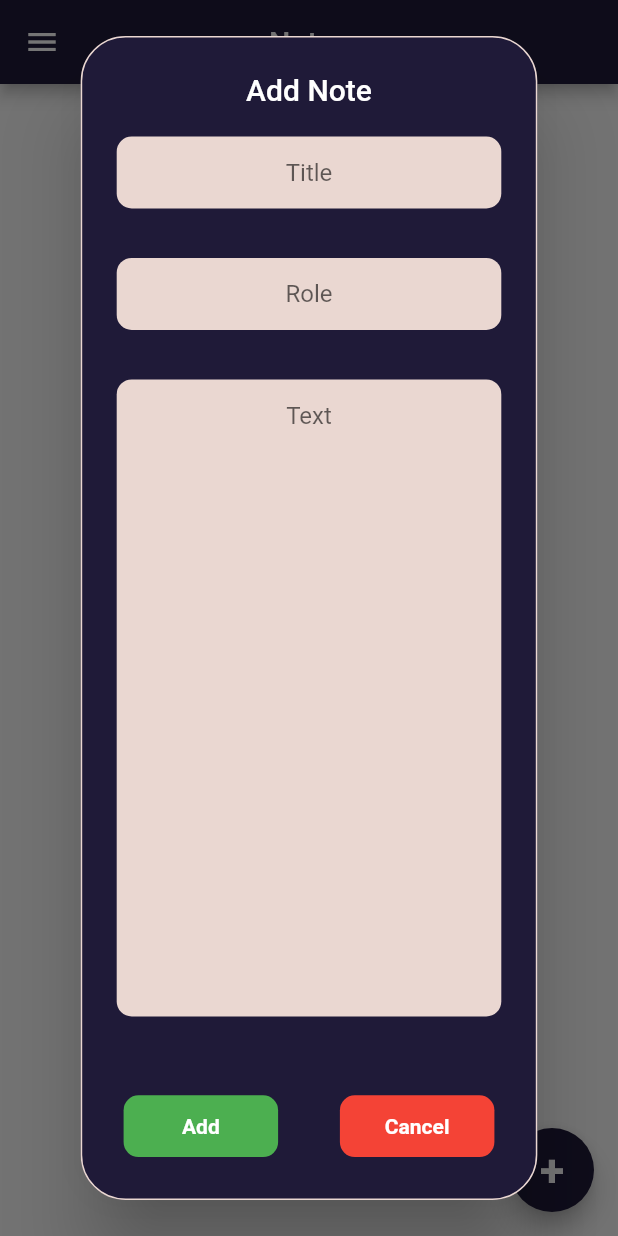
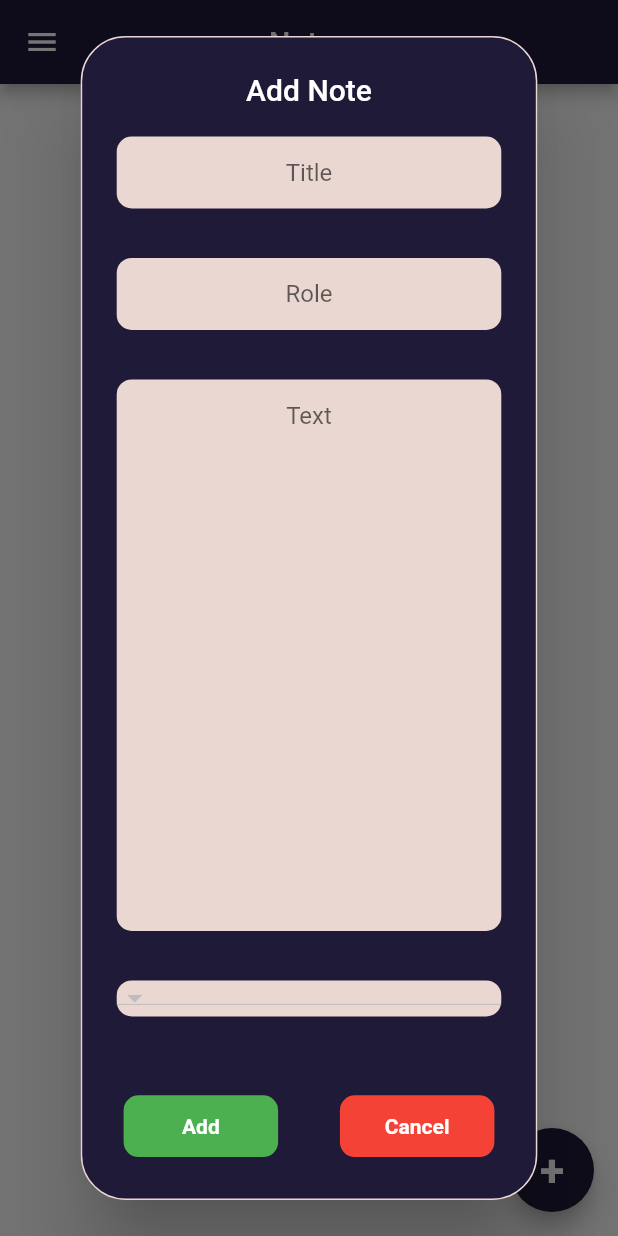
Before and after one commit to yusufmsabeh/NotesStateful, a Flutter app: the screen it shows after launch, after a tap on an icon or button, on a phone screen of 412 x 824 dp. Run offline on Flutter 3.47's test engine with Material 2 defaults, Android fonts, the phone set to English and light mode, and no system bars.

```diff
--- a/lib/DrawerWidget.dart
+++ b/lib/DrawerWidget.dart
@@ -23,6 +23,7 @@ class DrawerWidget extends StatelessWidget {
             child: Column(
               children: [
                 Container(
+                  padding: EdgeInsets.all(10),
                   child: Text(
                     "LABEL",
                     style: TextStyle(
--- a/lib/HomePage.dart
+++ b/lib/HomePage.dart
@@ -13,17 +13,21 @@ import 'package:notes/model/note.dart';
 
 class HomePage extends State<HomePageStateful> {
   List? HomePageNote;
+  List? HomePageRoles;
   final titleController = TextEditingController();
   final textController = TextEditingController();
   final roleController = TextEditingController();
+
   HomePage() {
-    HomePageNote = Notes;
+    Refresh();
   }
 
   void Refresh() {
-    setState(() {
-      HomePageNote = Notes;
-    });
+    HomePageNote = Notes;
+    if (Notes.length != 0)
+      HomePageRoles = Notes.map((e) => e.role).toList();
+    else
+      HomePageRoles?.add("other");
   }
 
   @override
@@ -58,8 +62,11 @@ class HomePage extends State<HomePageStateful> {
                               onPressed: () {
                                 NoteMethods.AddNote(titleController.text,
                                     textController.text, roleController.text);
+                                titleController.text = "";
+                                textController.text = "";
+                                roleController.text = "";
                                 setState(() {
-                                  HomePageNote = Notes;
+                                  Refresh();
                                 });
                               },
                               child: Text(
@@ -104,8 +111,6 @@ class HomePage extends State<HomePageStateful> {
                     ),
                     content: Expanded(
                       child: Container(
-                        // height: (MediaQuery.of(context).size.height / 4) + 13,
-                        // height: MediaQuery.of(context).size.height / 3 + 79,
                         child: Column(
                           children: [
                             Container(
@@ -139,9 +144,9 @@ class HomePage extends State<HomePageStateful> {
                             ),
                             Expanded(
                               child: Container(
-                                // margin: EdgeInsets.only(
-                                //     bottom: MediaQuery.of(context).size.height / 25),
-                                // height: MediaQuery.of(context).size.height / 3,
+                                margin: EdgeInsets.only(
+                                    bottom: MediaQuery.of(context).size.height /
+                                        25),
                                 decoration: BoxDecoration(
                                     color: Color.fromARGB(255, 234, 215, 209),
                                     borderRadius: BorderRadius.circular(10)),
@@ -154,25 +159,25 @@ class HomePage extends State<HomePageStateful> {
                                 ),
                               ),
                             ),
-
-                            // Container(
-                            //   decoration: BoxDecoration(
-                            //       color: Color.fromARGB(255, 234, 215, 209),
-                            //       borderRadius: BorderRadius.circular(10)),
-                            //   width: double.infinity,
-                            //   child: DropdownButton<String>(
-                            //     value: SeletedItem,
-                            //     items: items
-                            //         ?.map((item) => DropdownMenuItem<String>(
-                            //             value: item, child: Text(item ?? "others")))
-                            //         .toList(),
-                            //    onChanged: (String? newValue) {
-                            //     setState(() {
-                            //       SeletedItem = newValue!;
-                            //     });
-                            //   },
-                            //   ),
-                            // )
+                            Container(
+                              decoration: BoxDecoration(
+                                  color: Color.fromARGB(255, 234, 215, 209),
+                                  borderRadius: BorderRadius.circular(10)),
+                              width: double.infinity,
+                              child: DropdownButton<String>(
+                                value: HomePageRoles?[0],
+                                items: HomePageRoles?.map((item) =>
+                                        DropdownMenuItem<String>(
+                                            value: item,
+                                            child: Text(item ?? "others")))
+                                    .toList(),
+                                onChanged: (String? newValue) {
+                                  setState(() {
+                                    HomePageRoles?[0] = newValue!;
+                                  });
+                                },
+                              ),
+                            )
                           ],
                         ),
                       ),
--- a/lib/model/note.dart
+++ b/lib/model/note.dart
@@ -9,5 +9,8 @@ class Note {
     this.text = Notes['text'];
     this.role = Notes['role'];
   }
-  Note(this.title, this.text, this.role);
+  Note(this.title, this.text, this.role) {
+    if (this.role == "") this.role = "others";
+    if (this.title == "") this.title = "Unknown";
+  }
 }
```
